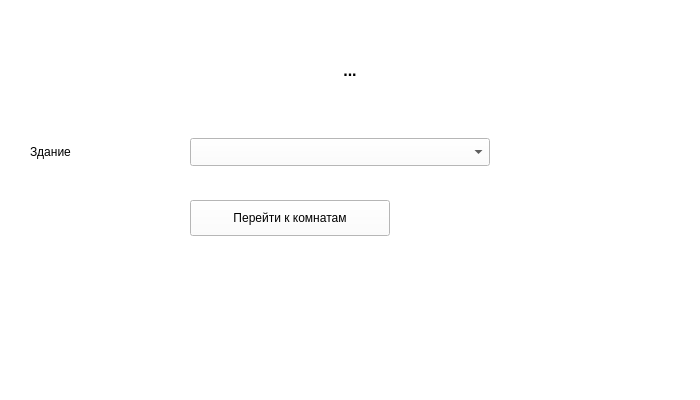
The window that frontend/client/ui/menu/main_menu_window.ui (cgsgag2/RoomSched) describes before a commit, drawn with Qt 5.
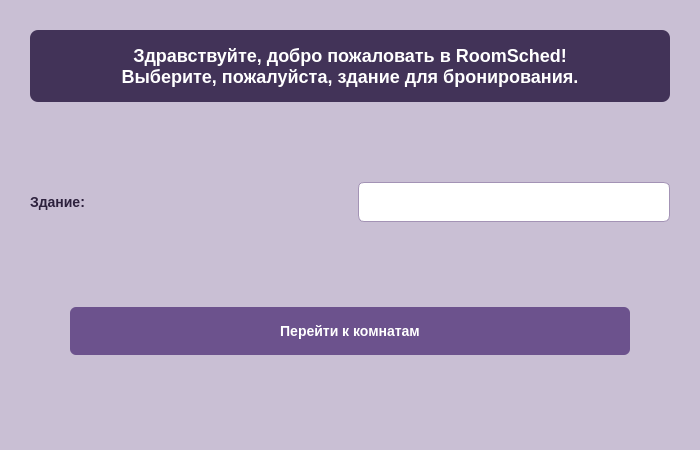
The same window after the commit.

What changed in the file:
```diff
--- a/frontend/client/ui/menu/main_menu_window.ui
+++ b/frontend/client/ui/menu/main_menu_window.ui
@@ -7,73 +7,199 @@
                 <x>0</x>
                 <y>0</y>
                 <width>700</width>
-                <height>400</height>
+    <height>450</height>
             </rect>
         </property>
         <property name="windowTitle">
             <string>RoomSched</string>
         </property>
         <property name="styleSheet">
-            <string notr="true">background-color: white;</string>
-        </property>
+   <string notr="true">
+    QWidget {
+        background-color: #c9bfd4; /* Основной фон как в room_list */
+        color: #2d213d;            /* Основной текст */
+        font-family: &quot;Inter&quot;, &quot;Roboto&quot;, &quot;Ubuntu&quot;, sans-serif;
+        font-size: 14px;
+    }
+
+    /* Шапка (Приветствие) */
+    QLabel#welcomeLabel {
+        background-color: #423358; /* Темная шапка */
+        color: #ffffff;            /* Белый текст */
+        font-size: 18px;
+        font-weight: 600;
+        padding: 15px;
+        border-radius: 8px;
+    }
+
+    QLabel#buildingLabel {
+        font-weight: 600;
+        color: #2d213d;
+    }
+
+    /* Стилизация выпадающего списка */
+    QComboBox {
+        background-color: #ffffff;
+        border: 1px solid #a393b5;
+        border-radius: 6px;
+        padding: 5px 10px;
+        min-height: 28px;
+    }
+    QComboBox::drop-down {
+        border: none;
+    }
+    QComboBox QAbstractItemView {
+        background-color: #ffffff;
+        selection-background-color: #6c528d;
+        selection-color: #ffffff;
+        border: 1px solid #a393b5;
+    }
+
+    /* Стилизация кнопки как в остальных окнах */
+    QPushButton {
+        background-color: #6c528d;
+        color: #ffffff;
+        border: none;
+        border-radius: 6px;
+        font-weight: 600;
+        min-height: 38px;
+        padding: 5px 15px;
+    }
+    QPushButton:hover {
+        background-color: #553e72;
+    }
+    QPushButton:pressed {
+        background-color: #3e2d53;
+    }
+   </string>
+  </property>
+  <layout class="QVBoxLayout" name="mainLayout">
+   <property name="spacing">
+    <number>20</number>
+   </property>
+   <property name="leftMargin">
+    <number>30</number>
+   </property>
+   <property name="topMargin">
+    <number>30</number>
+   </property>
+   <property name="margin">
+    <number>30</number>
+   </property>
+   <item>
         <widget class="QLabel" name="welcomeLabel">
-            <property name="geometry">
-                <rect>
-                    <x>30</x>
-                    <y>30</y>
-                    <width>640</width>
-                    <height>80</height>
-                </rect>
-            </property>
-            <property name="font">
-                <font>
-                    <pointsize>12</pointsize>
-                    <bold>true</bold>
-                </font>
-            </property>
             <property name="alignment">
                 <set>Qt::AlignmentFlag::AlignCenter</set>
             </property>
             <property name="text">
-                <string>...</string>
-            </property>
-        </widget>
+      <string>Здравствуйте, добро пожаловать в RoomSched!
+Выберите, пожалуйста, здание для бронирования.</string>
+     </property>
+     <property name="wordWrap">
+      <bool>true</bool>
+     </property>
+    </widget>
+   </item>
+   <item>
+    <spacer name="topSpacer">
+     <property name="orientation">
+      <set>Qt::Orientation::Vertical</set>
+     </property>
+     <property name="sizeHint" stdset="0">
+      <size>
+       <width>20</width>
+       <height>40</height>
+      </size>
+     </property>
+    </spacer>
+   </item>
+   <item>
+    <layout class="QHBoxLayout" name="formLayout">
+     <property name="spacing">
+      <number>15</number>
+     </property>
+     <item>
         <widget class="QLabel" name="buildingLabel">
-            <property name="geometry">
-                <rect>
-                    <x>30</x>
-                    <y>140</y>
-                    <width>150</width>
-                    <height>24</height>
-                </rect>
-            </property>
             <property name="text">
-                <string>Здание</string>
-            </property>
-        </widget>
-        <widget class="QComboBox" name="buildingCombo">
-            <property name="geometry">
-                <rect>
-                    <x>190</x>
-                    <y>138</y>
-                    <width>300</width>
-                    <height>28</height>
-                </rect>
-            </property>
-        </widget>
+        <string>Здание:</string>
+       </property>
+      </widget>
+     </item>
+     <item>
+      <widget class="QComboBox" name="buildingCombo"/>
+     </item>
+    </layout>
+   </item>
+   <item>
+    <spacer name="middleSpacer">
+     <property name="orientation">
+      <set>Qt::Orientation::Vertical</set>
+     </property>
+     <property name="sizeHint" stdset="0">
+      <size>
+       <width>20</width>
+       <height>30</height>
+      </size>
+     </property>
+    </spacer>
+   </item>
+   <item>
+    <layout class="QHBoxLayout" name="buttonLayout">
+     <item>
+      <spacer name="leftBtnSpacer">
+       <property name="orientation">
+        <set>Qt::Orientation::Horizontal</set>
+       </property>
+       <property name="sizeHint" stdset="0">
+        <size>
+         <width>40</width>
+         <height>20</height>
+        </size>
+       </property>
+      </spacer>
+     </item>
+     <item>
         <widget class="QPushButton" name="continueButton">
-            <property name="geometry">
-                <rect>
-                    <x>190</x>
-                    <y>200</y>
-                    <width>200</width>
-                    <height>36</height>
-                </rect>
+       <property name="minimumSize">
+        <size>
+         <width>250</width>
+         <height>0</height>
+        </size>
             </property>
             <property name="text">
                 <string>Перейти к комнатам</string>
             </property>
         </widget>
+     </item>
+     <item>
+      <spacer name="rightBtnSpacer">
+       <property name="orientation">
+        <set>Qt::Orientation::Horizontal</set>
+       </property>
+       <property name="sizeHint" stdset="0">
+        <size>
+         <width>40</width>
+         <height>20</height>
+        </size>
+       </property>
+      </spacer>
+     </item>
+    </layout>
+   </item>
+   <item>
+    <spacer name="bottomSpacer">
+     <property name="orientation">
+      <set>Qt::Orientation::Vertical</set>
+     </property>
+     <property name="sizeHint" stdset="0">
+      <size>
+       <width>20</width>
+       <height>40</height>
+      </size>
+     </property>
+    </spacer>
+   </item>
+  </layout>
     </widget>
     <resources/>
     <connections/>
```
Left out of the diff: 3 changed lines with no effect on the pictures. Lines whose indentation alone changed are shown as unchanged.
